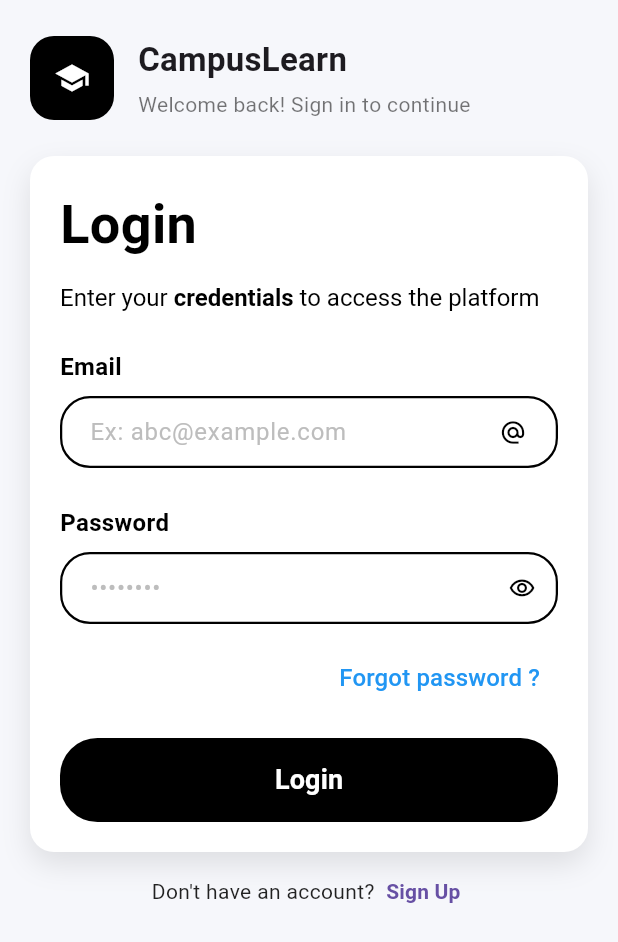
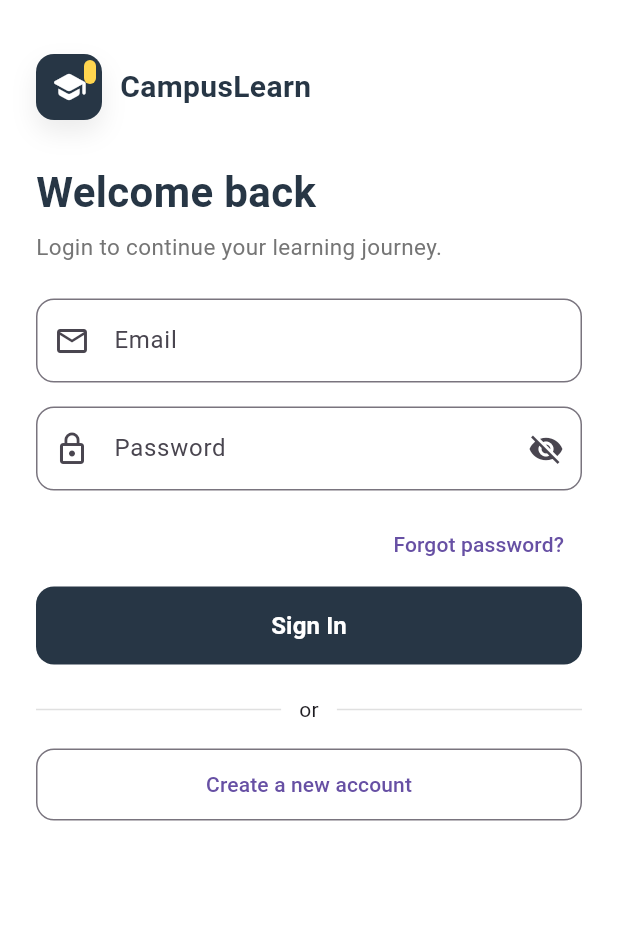
Before and after one commit to vyas60594/Campus_Learn, a Flutter app: the screen it shows after launch, on a phone screen of 412 x 824 dp. Shown: the top 942 px of the screen. Run offline on Flutter 3.47's test engine with Material 3 defaults, Android fonts, the phone set to English and light mode, and no system bars.

Commit message:
Updated login_screen.dart

```diff
--- a/lib/user_screens/login_screen.dart
+++ b/lib/user_screens/login_screen.dart
@@ -1,5 +1,6 @@
-import 'package:flutter/material.dart';
-import 'package:campus_learn/user_screens/signup_screen.dart';
+ import 'package:flutter/material.dart';
+import 'home_screen.dart';
+import 'signup_screen.dart';
 
 class LoginScreen extends StatefulWidget {
   const LoginScreen({super.key});
@@ -9,369 +10,257 @@ class LoginScreen extends StatefulWidget {
 }
 
 class _LoginScreenState extends State<LoginScreen> {
-  final _formKey = GlobalKey<FormState>();
-  final _emailController = TextEditingController();
-  final _passwordController = TextEditingController();
-  final _emailFocus = FocusNode();
-  final _passwordFocus = FocusNode();
-  bool _isPasswordVisible = false;
-  bool _isLoading = false;
+  // Simple controllers for the two fields
+  final TextEditingController _emailController = TextEditingController();
+  final TextEditingController _passwordController = TextEditingController();
 
-  @override
-  void initState() {
-    super.initState();
-    _emailFocus.addListener(() => setState(() {}));
-    _passwordFocus.addListener(() => setState(() {}));
-  }
+  // Form key to run basic validation
+  final GlobalKey<FormState> _formKey = GlobalKey<FormState>();
+
+  // For showing/hiding password text
+  bool _obscurePassword = true;
 
   @override
   void dispose() {
     _emailController.dispose();
     _passwordController.dispose();
-    _emailFocus.dispose();
-    _passwordFocus.dispose();
     super.dispose();
-  }
-
-  void _handleLogin() async {
-    if (_formKey.currentState!.validate()) {
-      setState(() {
-        _isLoading = true;
-      });
-
-      await Future.delayed(const Duration(seconds: 2));
-
-      setState(() {
-        _isLoading = false;
-      });
-    }
   }
 
   @override
   Widget build(BuildContext context) {
+    // Same colors used in splash for consistency
+    const Color darkCard = Color(0xFF273645);
+    const Color accentYellow = Color(0xFFFFD54F);
+
     return Scaffold(
-      backgroundColor: const Color(0xFFF6F7FB),
+      backgroundColor: Colors.white,
       body: SafeArea(
         child: SingleChildScrollView(
-          padding: const EdgeInsets.symmetric(horizontal: 20.0, vertical: 24.0),
+          padding: const EdgeInsets.symmetric(horizontal: 24, vertical: 24),
           child: Column(
             crossAxisAlignment: CrossAxisAlignment.start,
             children: [
-              _buildBrandHeader(),
+              const SizedBox(height: 12),
+              // Simple brand header (mini icon card like splash)
+              Row(
+                children: [
+                  Stack(
+                    children: [
+                      Container(
+                        width: 44,
+                        height: 44,
+                        decoration: BoxDecoration(
+                          color: darkCard,
+                          borderRadius: BorderRadius.circular(12),
+                          boxShadow: const [
+                            BoxShadow(
+                              color: Color(0x14000000),
+                              blurRadius: 14,
+                              offset: Offset(0, 8),
+                            ),
+                          ],
+                        ),
+                        child: const Icon(Icons.school_rounded,
+                            color: Colors.white, size: 24),
+                      ),
+                      Positioned(
+                        right: 4,
+                        top: 4,
+                        child: Container(
+                          width: 8,
+                          height: 16,
+                          decoration: BoxDecoration(
+                            color: accentYellow,
+                            borderRadius: BorderRadius.circular(6),
+                          ),
+                        ),
+                      ),
+                    ],
+                  ),
+                  const SizedBox(width: 12),
+                  const Text(
+                    'CampusLearn',
+                    style: TextStyle(
+                      fontSize: 20,
+                      fontWeight: FontWeight.w700,
+                      color: Color(0xFF273645),
+                    ),
+                  ),
+                ],
+              ),
+              const SizedBox(height: 28),
+              const Text(
+                'Welcome back',
+                style: TextStyle(
+                  fontSize: 28,
+                  fontWeight: FontWeight.w700,
+                  color: Color(0xFF273645),
+                ),
+              ),
+              const SizedBox(height: 6),
+              Text(
+                'Login to continue your learning journey.',
+                style: TextStyle(
+                  fontSize: 15,
+                  color: Colors.grey.shade600,
+                ),
+              ),
               const SizedBox(height: 24),
-              _buildAuthCard(),
-              const SizedBox(height: 16),
-              _buildSignUpPrompt(),
+              Form(
+                key: _formKey,
+                child: Column(
+                  children: [
+                    // Email field
+                    TextFormField(
+                      controller: _emailController,
+                      keyboardType: TextInputType.emailAddress,
+                      decoration: InputDecoration(
+                        labelText: 'Email',
+                        hintText: 'you@example.com',
+                        prefixIcon: const Icon(Icons.email_outlined),
+                        border: OutlineInputBorder(
+                          borderRadius: BorderRadius.circular(12),
+                        ),
+                      ),
+                      validator: (value) {
+                        if (value == null || value.trim().isEmpty) {
+                          return 'Please enter your email';
+                        }
+                        // A very basic email check (kept simple for beginners)
+                        if (!value.contains('@')) {
+                          return 'Please enter a valid email';
+                        }
+                        return null;
+                      },
+                    ),
+                    const SizedBox(height: 16),
+                    // Password field
+                    TextFormField(
+                      controller: _passwordController,
+                      obscureText: _obscurePassword,
+                      decoration: InputDecoration(
+                        labelText: 'Password',
+                        prefixIcon: const Icon(Icons.lock_outline),
+                        border: OutlineInputBorder(
+                          borderRadius: BorderRadius.circular(12),
+                        ),
+                        suffixIcon: IconButton(
+                          icon: Icon(
+                            _obscurePassword
+                                ? Icons.visibility_off
+                                : Icons.visibility,
+                          ),
+                          onPressed: () {
+                            setState(() {
+                              _obscurePassword = !_obscurePassword;
+                            });
+                          },
+                        ),
+                      ),
+                      validator: (value) {
+                        if (value == null || value.isEmpty) {
+                          return 'Please enter your password';
+                        }
+                        if (value.length < 6) {
+                          return 'Password must be at least 6 characters';
+                        }
+                        return null;
+                      },
+                    ),
+                    const SizedBox(height: 12),
+                    Align(
+                      alignment: Alignment.centerRight,
+                      child: TextButton(
+                        onPressed: () {
+                          // TODO: Implement forgot password flow
+                        },
+                        child: const Text('Forgot password?'),
+                      ),
+                    ),
+                    const SizedBox(height: 4),
+                    SizedBox(
+                      width: double.infinity,
+                      height: 52,
+                      child: ElevatedButton(
+                        style: ElevatedButton.styleFrom(
+                          backgroundColor: darkCard,
+                          foregroundColor: Colors.white,
+                          shape: RoundedRectangleBorder(
+                            borderRadius: BorderRadius.circular(12),
+                          ),
+                          elevation: 0,
+                        ),
+                        onPressed: () {
+                          if (_formKey.currentState!.validate()) {
+                            // TODO: Replace with real authentication
+                            // Navigate to HomeScreen with a smooth transition and
+                            // replace the login screen in the stack.
+                            Navigator.of(context).pushReplacement(
+                              PageRouteBuilder(
+                                transitionDuration: const Duration(milliseconds: 450),
+                                pageBuilder: (context, animation, secondaryAnimation) => const HomeScreen(),
+                                transitionsBuilder: (context, animation, secondaryAnimation, child) {
+                                  final curved = CurvedAnimation(parent: animation, curve: Curves.easeOutCubic);
+                                  final offsetTween = Tween<Offset>(begin: const Offset(0, 0.03), end: Offset.zero)
+                                      .chain(CurveTween(curve: Curves.easeOutCubic));
+                                  return FadeTransition(
+                                    opacity: curved,
+                                    child: SlideTransition(
+                                      position: curved.drive(offsetTween),
+                                      child: child,
+                                    ),
+                                  );
+                                },
+                              ),
+                            );
+                          }
+                        },
+                        child: const Text(
+                          'Sign In',
+                          style: TextStyle(fontSize: 16, fontWeight: FontWeight.w600),
+                        ),
+                      ),
+                    ),
+                    const SizedBox(height: 20),
+                    Row(
+                      children: [
+                        Expanded(child: Divider(color: Colors.grey.shade300)),
+                        const Padding(
+                          padding: EdgeInsets.symmetric(horizontal: 12),
+                          child: Text('or'),
+                        ),
+                        Expanded(child: Divider(color: Colors.grey.shade300)),
+                      ],
+                    ),
+                    const SizedBox(height: 16),
+                    // Simple outlined button to illustrate another action (e.g., create account)
+                    SizedBox(
+                      width: double.infinity,
+                      height: 48,
+                      child: OutlinedButton(
+                        style: OutlinedButton.styleFrom(
+                          shape: RoundedRectangleBorder(
+                            borderRadius: BorderRadius.circular(12),
+                          ),
+                        ),
+                        onPressed: () {
+                          Navigator.of(context).push(
+                            MaterialPageRoute(
+                              builder: (_) => const SignupScreen(),
+                            ),
+                          );
+                        },
+                        child: const Text('Create a new account'),
+                      ),
+                    ),
+                  ],
+                ),
+              ),
             ],
           ),
         ),
       ),
     );
   }
-
-  Widget _buildSignUpPrompt() {
-    return Row(
-      mainAxisAlignment: MainAxisAlignment.center,
-      children: [
-        const Text(
-          "Don't have an account? ",
-          style: TextStyle(color: Colors.black87),
-        ),
-        TextButton(
-          onPressed: () {
-            Navigator.of(
-              context,
-            ).push(MaterialPageRoute(builder: (_) => const SignUpScreen()));
-          },
-          style: TextButton.styleFrom(
-            padding: const EdgeInsets.symmetric(horizontal: 4),
-            minimumSize: const Size(0, 0),
-            tapTargetSize: MaterialTapTargetSize.shrinkWrap,
-          ),
-          child: const Text(
-            'Sign Up',
-            style: TextStyle(fontWeight: FontWeight.w700),
-          ),
-        ),
-      ],
-    );
-  }
-
-  Widget _buildBrandHeader() {
-    return Row(
-      crossAxisAlignment: CrossAxisAlignment.center,
-      children: [
-        Container(
-          width: 56,
-          height: 56,
-          decoration: BoxDecoration(
-            color: Colors.black,
-            borderRadius: BorderRadius.circular(16),
-          ),
-          alignment: Alignment.center,
-          child: const Icon(Icons.school, color: Colors.white),
-        ),
-        const SizedBox(width: 16),
-        Expanded(
-          child: Column(
-            crossAxisAlignment: CrossAxisAlignment.start,
-            children: const [
-              Text(
-                'CampusLearn',
-                style: TextStyle(
-                  fontSize: 22,
-                  fontWeight: FontWeight.w700,
-                  letterSpacing: 0.2,
-                ),
-              ),
-              SizedBox(height: 4),
-              Text(
-                'Welcome back! Sign in to continue',
-                style: TextStyle(fontSize: 14, color: Colors.black54),
-              ),
-            ],
-          ),
-        ),
-      ],
-    );
-  }
-
-  Widget _buildAuthCard() {
-    return Container(
-      width: double.infinity,
-      decoration: BoxDecoration(
-        color: Colors.white,
-        borderRadius: BorderRadius.circular(16),
-        boxShadow: const [
-          BoxShadow(
-            color: Color(0x1A000000),
-            blurRadius: 16,
-            offset: Offset(0, 8),
-          ),
-        ],
-      ),
-      padding: const EdgeInsets.fromLTRB(20, 20, 20, 20),
-      child: Column(
-        crossAxisAlignment: CrossAxisAlignment.start,
-        children: [
-          _buildHeader(),
-          const SizedBox(height: 24),
-          _buildLoginForm(),
-          const SizedBox(height: 12),
-          _buildForgotPasswordLink(),
-          const SizedBox(height: 16),
-          _buildLoginButton(),
-        ],
-      ),
-    );
-  }
-
-  Widget _buildHeader() {
-    return Column(
-      crossAxisAlignment: CrossAxisAlignment.start,
-      children: [
-        const Text(
-          'Login',
-          style: TextStyle(
-            fontSize: 36,
-            fontWeight: FontWeight.bold,
-            color: Colors.black,
-          ),
-        ),
-        const SizedBox(height: 10),
-        RichText(
-          text: const TextSpan(
-            style: TextStyle(fontSize: 16, color: Colors.black, height: 1.5),
-            children: [
-              TextSpan(text: 'Enter your '),
-              TextSpan(
-                text: 'credentials',
-                style: TextStyle(fontWeight: FontWeight.bold),
-              ),
-              TextSpan(text: ' to access the platform'),
-            ],
-          ),
-        ),
-      ],
-    );
-  }
-
-  Widget _buildLoginForm() {
-    return Form(
-      key: _formKey,
-      child: Column(
-        children: [
-          _buildEmailField(),
-          const SizedBox(height: 25),
-          _buildPasswordField(),
-        ],
-      ),
-    );
-  }
-
-  Widget _buildEmailField() {
-    return Column(
-      crossAxisAlignment: CrossAxisAlignment.start,
-      children: [
-        const Text(
-          'Email',
-          style: TextStyle(
-            fontSize: 16,
-            fontWeight: FontWeight.bold,
-            color: Colors.black,
-          ),
-        ),
-        const SizedBox(height: 8),
-        TextFormField(
-          controller: _emailController,
-          focusNode: _emailFocus,
-          keyboardType: TextInputType.emailAddress,
-          decoration: InputDecoration(
-            hintText: _emailFocus.hasFocus ? '' : 'Ex: abc@example.com',
-            hintStyle: TextStyle(color: Colors.grey[400], fontSize: 16),
-            isDense: true,
-            border: OutlineInputBorder(
-              borderRadius: BorderRadius.circular(20),
-              borderSide: const BorderSide(color: Colors.black, width: 1.5),
-            ),
-            enabledBorder: OutlineInputBorder(
-              borderRadius: BorderRadius.circular(20),
-              borderSide: const BorderSide(color: Colors.black, width: 1.5),
-            ),
-            focusedBorder: OutlineInputBorder(
-              borderRadius: BorderRadius.circular(20),
-              borderSide: const BorderSide(color: Colors.black, width: 2),
-            ),
-            contentPadding: const EdgeInsets.symmetric(
-              horizontal: 16,
-              vertical: 12,
-            ),
-            suffixIcon: const Padding(
-              padding: EdgeInsets.only(right: 12),
-              child: Icon(Icons.alternate_email, color: Colors.black),
-            ),
-          ),
-          validator: (value) {
-            if (value == null || value.isEmpty)
-              return 'Please enter your email';
-            if (!RegExp(r'^[\w-\.]+@([\w-]+\.)+[\w-]{2,4}$').hasMatch(value)) {
-              return 'Please enter a valid email';
-            }
-            return null;
-          },
-        ),
-      ],
-    );
-  }
-
-  Widget _buildPasswordField() {
-    return Column(
-      crossAxisAlignment: CrossAxisAlignment.start,
-      children: [
-        const Text(
-          'Password',
-          style: TextStyle(
-            fontSize: 16,
-            fontWeight: FontWeight.bold,
-            color: Colors.black,
-          ),
-        ),
-        const SizedBox(height: 8),
-        TextFormField(
-          controller: _passwordController,
-          focusNode: _passwordFocus,
-          obscureText: !_isPasswordVisible,
-          decoration: InputDecoration(
-            hintText: _passwordFocus.hasFocus ? '' : '••••••••',
-            hintStyle: TextStyle(color: Colors.grey[400], fontSize: 16),
-            isDense: true,
-            border: OutlineInputBorder(
-              borderRadius: BorderRadius.circular(20),
-              borderSide: const BorderSide(color: Colors.black, width: 1.5),
-            ),
-            enabledBorder: OutlineInputBorder(
-              borderRadius: BorderRadius.circular(20),
-              borderSide: const BorderSide(color: Colors.black, width: 1.5),
-            ),
-            focusedBorder: OutlineInputBorder(
-              borderRadius: BorderRadius.circular(20),
-              borderSide: const BorderSide(color: Colors.black, width: 2),
-            ),
-            contentPadding: const EdgeInsets.symmetric(
-              horizontal: 16,
-              vertical: 12,
-            ),
-            suffixIcon: IconButton(
-              icon: Icon(
-                _isPasswordVisible
-                    ? Icons.visibility_off_outlined
-                    : Icons.visibility_outlined,
-                color: Colors.black,
-              ),
-              onPressed: () {
-                setState(() {
-                  _isPasswordVisible = !_isPasswordVisible;
-                });
-              },
-            ),
-          ),
-          validator: (value) {
-            if (value == null || value.isEmpty)
-              return 'Please enter your password';
-            if (value.length < 6)
-              return 'Password must be at least 6 characters';
-            return null;
-          },
-        ),
-      ],
-    );
-  }
-
-  Widget _buildForgotPasswordLink() {
-    return Align(
-      alignment: Alignment.centerRight,
-      child: TextButton(
-        onPressed: () {},
-        child: const Text(
-          'Forgot password ?',
-          style: TextStyle(
-            color: Colors.blue,
-            fontSize: 16,
-            fontWeight: FontWeight.w500,
-          ),
-        ),
-      ),
-    );
-  }
-
-  Widget _buildLoginButton() {
-    return SizedBox(
-      width: double.infinity,
-      height: 56,
-      child: ElevatedButton(
-        onPressed: _isLoading ? null : _handleLogin,
-        style: ElevatedButton.styleFrom(
-          backgroundColor: Colors.black,
-          foregroundColor: Colors.white,
-          shape: RoundedRectangleBorder(
-            borderRadius: BorderRadius.circular(25),
-          ),
-          elevation: 0,
-        ),
-        child: _isLoading
-            ? const SizedBox(
-                width: 24,
-                height: 24,
-                child: CircularProgressIndicator(
-                  color: Colors.white,
-                  strokeWidth: 2,
-                ),
-              )
-            : const Text(
-                'Login',
-                style: TextStyle(fontSize: 18, fontWeight: FontWeight.bold),
-              ),
-      ),
-    );
-  }
 }
```
